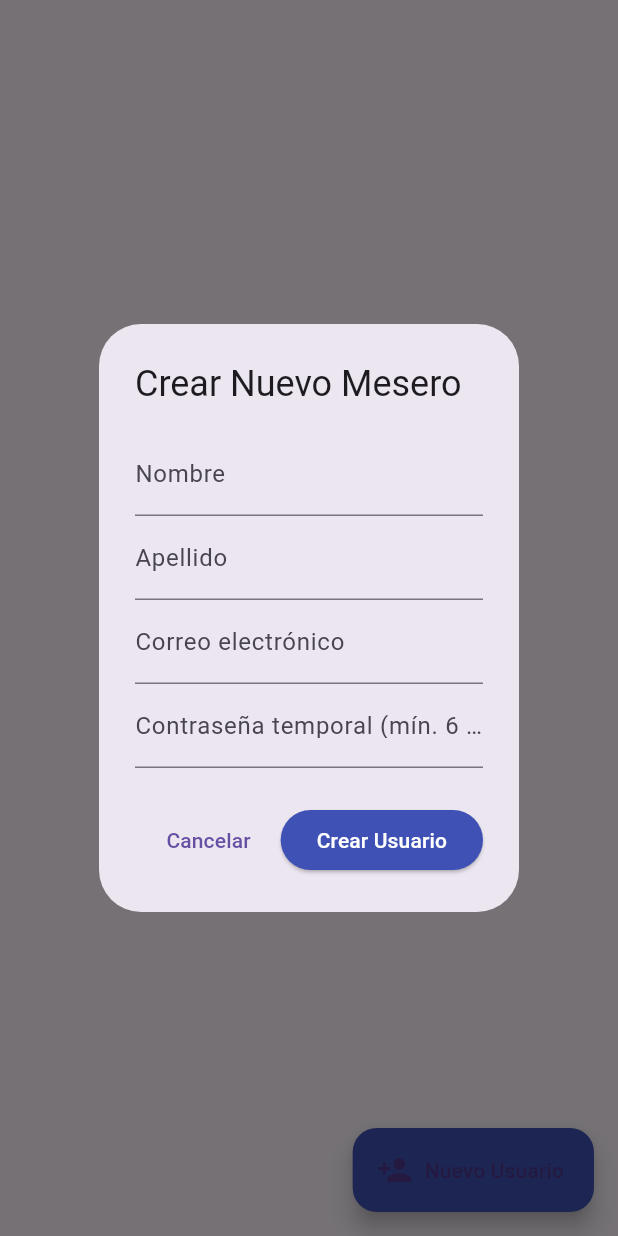
After one commit to Sgotorres/cinelandia-flutter, a Flutter app: the AdminUsuariosTab screen opened directly, after a tap on "Nuevo Usuario", on a phone screen of 412 x 824 dp. The commit adds this screen. Run offline on Flutter 3.47's test engine with Material 3 defaults, Android fonts, the phone set to English and light mode, and no system bars; our stand-ins replace flutter_dotenv, go_router, supabase_flutter; accounts and stored records are empty.

Commit message:
feat: implementar flujo de pedidos, administracion y autenticacion con supabase

```diff
--- /dev/null
+++ b/lib/presentation/admin/widgets/admin_usuarios_tab.dart
@@ -0,0 +1,80 @@
+// lib/presentation/admin/widgets/admin_usuarios_tab.dart
+import 'package:flutter/material.dart';
+import 'package:supabase_flutter/supabase_flutter.dart';
+import 'formulario_usuario_dialog.dart';
+
+class AdminUsuariosTab extends StatefulWidget {
+  const AdminUsuariosTab({super.key});
+
+  @override
+  State<AdminUsuariosTab> createState() => _AdminUsuariosTabState();
+}
+
+class _AdminUsuariosTabState extends State<AdminUsuariosTab> {
+  final _supabase = Supabase.instance.client;
+  late final Stream<List<Map<String, dynamic>>> _usuariosStream;
+
+  @override
+  void initState() {
+    super.initState();
+    // Escuchamos la tabla de usuarios
+    _usuariosStream = _supabase
+        .from('usuarios')
+        .stream(primaryKey: ['id'])
+        .order('nombre');
+  }
+
+  @override
+  Widget build(BuildContext context) {
+    return Scaffold(
+      floatingActionButton: FloatingActionButton.extended(
+        onPressed: () => showDialog(
+          context: context,
+          builder: (_) => const FormularioUsuarioDialog(),
+        ),
+        icon: const Icon(Icons.person_add),
+        label: const Text('Nuevo Usuario'),
+        backgroundColor: Colors.indigo,
+      ),
+      body: StreamBuilder<List<Map<String, dynamic>>>(
+        stream: _usuariosStream,
+        builder: (context, snapshot) {
+          if (snapshot.connectionState == ConnectionState.waiting) {
+            return const Center(child: CircularProgressIndicator());
+          }
+          final usuarios = snapshot.data ?? [];
+
+          if (usuarios.isEmpty) {
+            return const Center(child: Text('No hay usuarios registrados.'));
+          }
+
+          return ListView.builder(
+            itemCount: usuarios.length,
+            itemBuilder: (context, index) {
+              final user = usuarios[index];
+              return ListTile(
+                leading: CircleAvatar(
+                  backgroundColor: Colors.indigo.shade100,
+                  child: Text(
+                    user['nombre'] != null ? user['nombre'][0].toUpperCase() : 'U',
+                    style: const TextStyle(color: Colors.indigo, fontWeight: FontWeight.bold),
+                  ),
+                ),
+                title: Text('${user['nombre'] ?? ''} ${user['apellido'] ?? ''}',
+                    style: const TextStyle(fontWeight: FontWeight.bold)),
+                subtitle: Text('${user['correo'] ?? ''} • ${user['rol'] ?? 'mesero'}'),
+                trailing: IconButton(
+                  icon: const Icon(Icons.delete_outline, color: Colors.red),
+                  onPressed: () async {
+                    // Nota: Esto borra el perfil. Para borrarlo de Auth se requiere una Edge Function.
+                    await _supabase.from('usuarios').delete().eq('id', user['id']);
+                  },
+                ),
+              );
+            },
+          );
+        },
+      ),
+    );
+  }
+}
--- /dev/null
+++ b/lib/presentation/admin/widgets/formulario_usuario_dialog.dart
@@ -0,0 +1,131 @@
+// lib/presentation/admin/widgets/formulario_usuario_dialog.dart
+import 'package:flutter/material.dart';
+import 'package:supabase_flutter/supabase_flutter.dart';
+import 'package:flutter_dotenv/flutter_dotenv.dart';
+
+class FormularioUsuarioDialog extends StatefulWidget {
+  const FormularioUsuarioDialog({super.key});
+
+  @override
+  State<FormularioUsuarioDialog> createState() => _FormularioUsuarioDialogState();
+}
+
+class _FormularioUsuarioDialogState extends State<FormularioUsuarioDialog> {
+  final nombreCtrl = TextEditingController();
+  final apellidoCtrl = TextEditingController();
+  final correoCtrl = TextEditingController();
+  final passwordCtrl = TextEditingController();
+
+  bool _isLoading = false;
+
+  @override
+  void dispose() {
+    nombreCtrl.dispose();
+    apellidoCtrl.dispose();
+    correoCtrl.dispose();
+    passwordCtrl.dispose();
+    super.dispose();
+  }
+
+  Future<void> _guardarUsuario() async {
+    if (nombreCtrl.text.isEmpty || correoCtrl.text.isEmpty || passwordCtrl.text.length < 6) {
+      ScaffoldMessenger.of(context).showSnackBar(
+        const SnackBar(content: Text('Llena todos los campos (Mínimo 6 caracteres en contraseña)')),
+      );
+      return;
+    }
+
+    setState(() => _isLoading = true);
+
+    try {
+      // 1. Instancia temporal para no cerrar la sesión del Administrador
+      final tempClient = SupabaseClient(
+        dotenv.env['SUPABASE_URL']!,
+        dotenv.env['SUPABASE_ANON_KEY']!,
+        authOptions: const AuthClientOptions(
+          authFlowType: AuthFlowType.implicit, // <--- Esta línea soluciona el error
+        ),
+      );;
+
+      // 2. Registrar en Supabase Auth
+      await tempClient.auth.signUp(
+        email: correoCtrl.text.trim(),
+        password: passwordCtrl.text,
+      );
+
+      // 3. Guardar el perfil en tu tabla 'usuarios' usando el cliente principal
+      await Supabase.instance.client.from('usuarios').insert({
+        'nombre': nombreCtrl.text.trim(),
+        'apellido': apellidoCtrl.text.trim(),
+        'correo': correoCtrl.text.trim(),
+        'rol': 'mesero', // Forzamos el rol para los nuevos usuarios
+      });
+
+      if (mounted) {
+        Navigator.pop(context);
+        ScaffoldMessenger.of(context).showSnackBar(
+          const SnackBar(content: Text('Usuario creado exitosamente'), backgroundColor: Colors.green),
+        );
+      }
+    } on AuthException catch (e) {
+      if (mounted) {
+        ScaffoldMessenger.of(context).showSnackBar(
+          SnackBar(content: Text('Error de Auth: ${e.message}'), backgroundColor: Colors.red),
+        );
+      }
+    } catch (e) {
+      if (mounted) {
+        ScaffoldMessenger.of(context).showSnackBar(
+          SnackBar(content: Text('Error: $e'), backgroundColor: Colors.red),
+        );
+      }
+    } finally {
+      if (mounted) setState(() => _isLoading = false);
+    }
+  }
+
+  @override
+  Widget build(BuildContext context) {
+    return AlertDialog(
+      title: const Text('Crear Nuevo Mesero'),
+      content: SingleChildScrollView(
+        child: Column(
+          mainAxisSize: MainAxisSize.min,
+          children: [
+            TextField(
+              controller: nombreCtrl,
+              decoration: const InputDecoration(labelText: 'Nombre'),
+            ),
+            TextField(
+              controller: apellidoCtrl,
+              decoration: const InputDecoration(labelText: 'Apellido'),
+            ),
+            TextField(
+              controller: correoCtrl,
+              keyboardType: TextInputType.emailAddress,
+              decoration: const InputDecoration(labelText: 'Correo electrónico'),
+            ),
+            TextField(
+              controller: passwordCtrl,
+              obscureText: true,
+              decoration: const InputDecoration(labelText: 'Contraseña temporal (mín. 6 chars)'),
+            ),
+          ],
+        ),
+      ),
+      actions: [
+        TextButton(
+          onPressed: () => Navigator.pop(context),
+          child: const Text('Cancelar'),
+        ),
+        ElevatedButton(
+          onPressed: _isLoading ? null : _guardarUsuario,
+          style: ElevatedButton.styleFrom(backgroundColor: Colors.indigo),
+          child: _isLoading
+              ? const SizedBox(width: 16, height: 16, child: CircularProgressIndicator(color: Colors.white, strokeWidth: 2))
+              : const Text('Crear Usuario', style: TextStyle(color: Colors.white)),
+        ),
+      ],
+    );
+  }
+}
```
Also changed, not shown: lib/presentation/admin/screens/admin_menu_screen.dart (+8 -9 lines), lib/presentation/admin/screens/admin_pedidos_screen.dart (+20 -11 lines), lib/presentation/admin/widgets/stats_tile copy.dart (added, +68 -0 lines).
